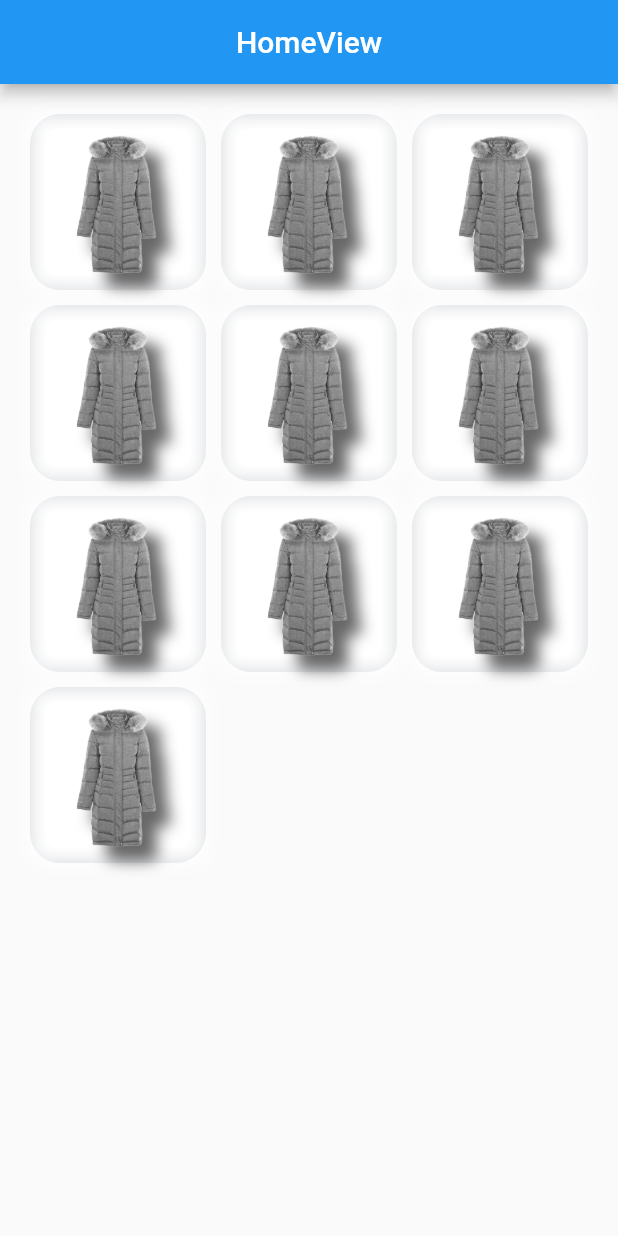
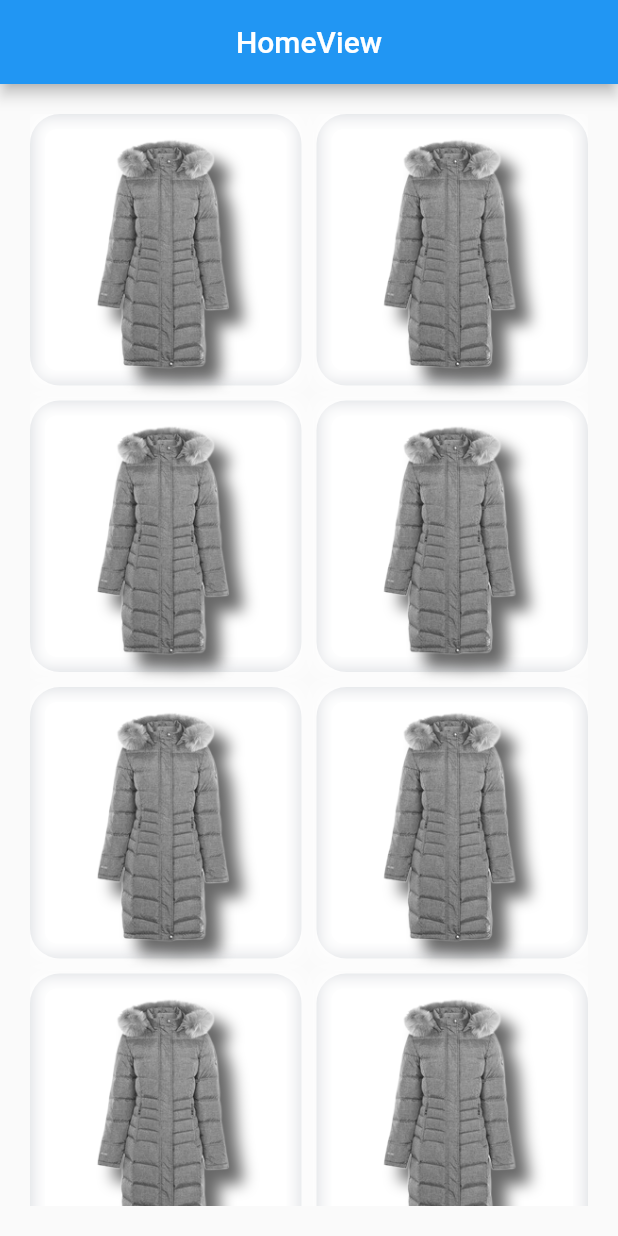
Before and after one commit to lzzy12/iitb_assignment, a Flutter app: the screen it shows after launch, on a phone screen of 412 x 824 dp. Run offline on Flutter 3.47's test engine with Material 2 defaults, Android fonts, the phone set to English and light mode, and no system bars; our stand-ins replace get.

Commit message:
Changed grid layout a bit

```diff
--- a/lib/app/home_view.dart
+++ b/lib/app/home_view.dart
@@ -2,7 +2,6 @@ import 'package:flutter/material.dart';
 
 import 'package:get/get.dart';
 import 'package:iitb_assignment/app/drawer_tile.dart';
-
 
 class HomeView extends StatelessWidget {
   final mockTiles = List.generate(10, (index) => const DrawerTile());
@@ -16,11 +15,10 @@ class HomeView extends StatelessWidget {
       body: Padding(
         padding: const EdgeInsets.all(20.0),
         child: GridView(
-          gridDelegate: const SliverGridDelegateWithFixedCrossAxisCount(
-            crossAxisCount: 3,
-            crossAxisSpacing: 10,
-            mainAxisSpacing: 10,
-          ),
+          gridDelegate: const SliverGridDelegateWithMaxCrossAxisExtent(
+              maxCrossAxisExtent: 250,
+              crossAxisSpacing: 10,
+              mainAxisSpacing: 10),
           children: mockTiles,
         ),
       ),
--- a/lib/main.dart
+++ b/lib/main.dart
@@ -1,10 +1,10 @@
 import 'package:flutter/material.dart';
 import 'package:iitb_assignment/app/home_view.dart';
-
 
 void main() {
   runApp(
     MaterialApp(
+      debugShowCheckedModeBanner: false,
       title: "Application",
       home: HomeView(),
     ),
```
